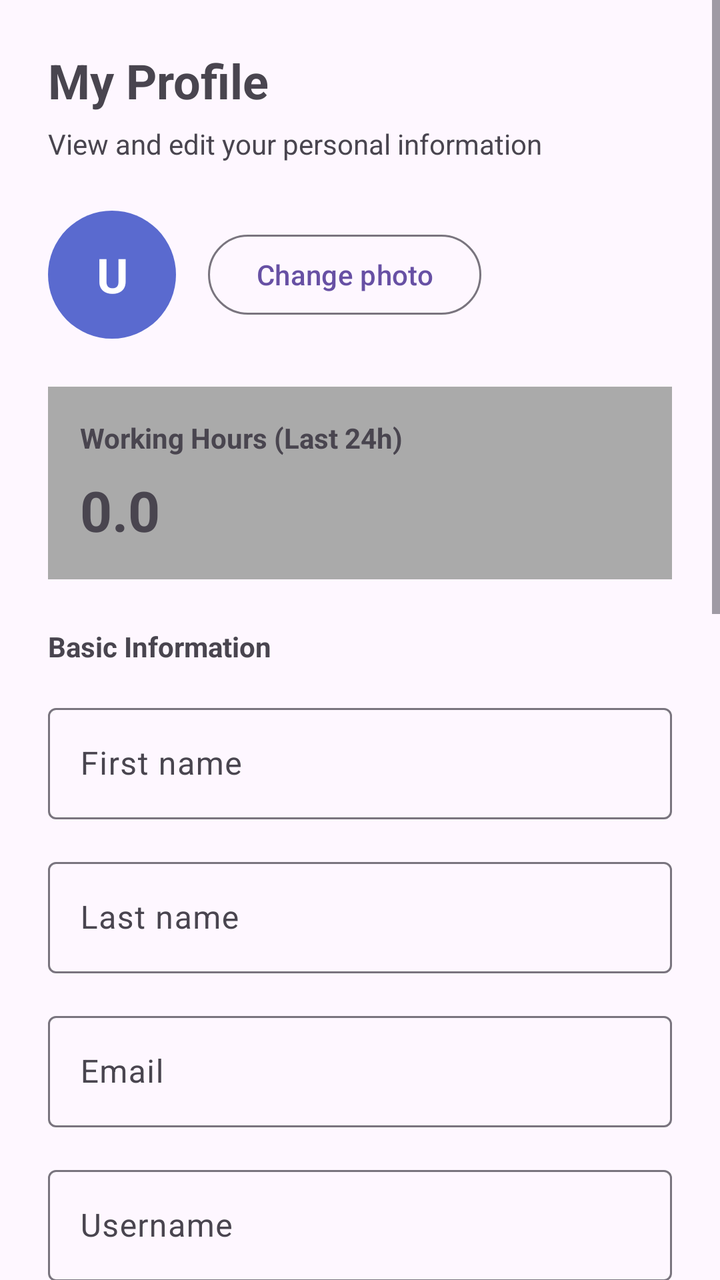
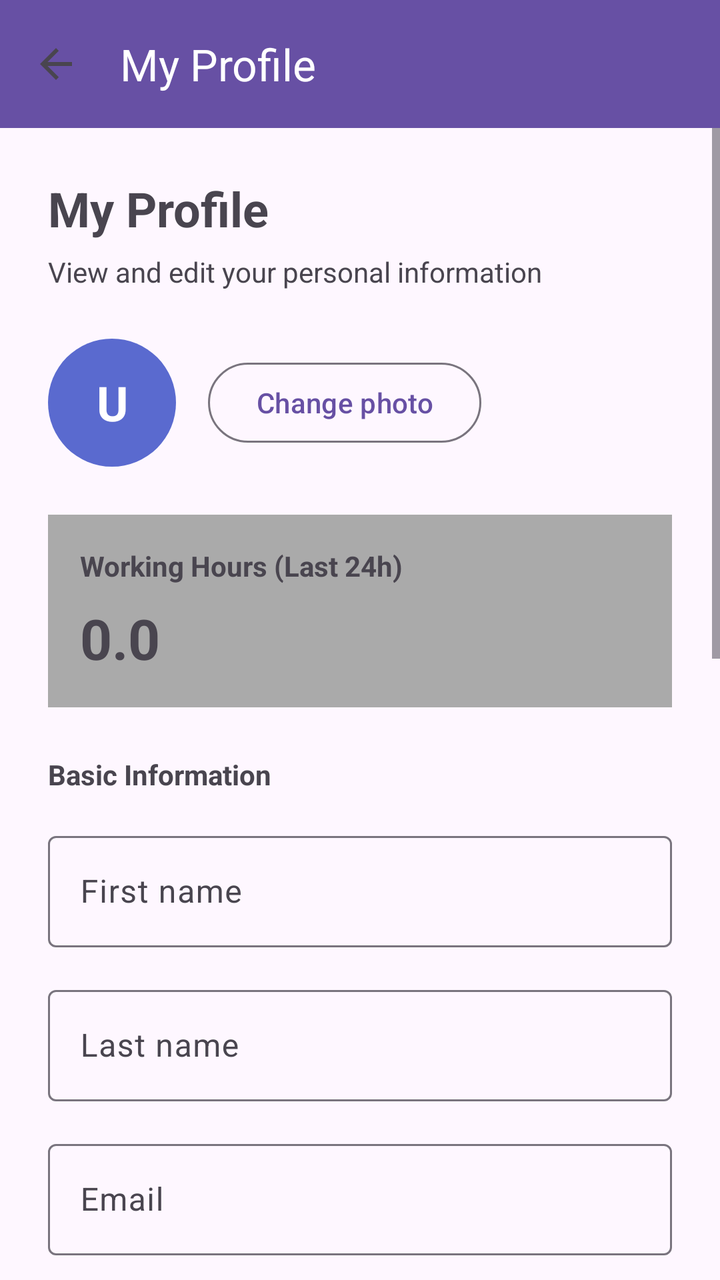

The first picture is an Android layout as it rendered before a commit; the second is the same layout after the commit. The layout source and the unified diff follow.
<!-- AndroidManifest.xml: application theme Theme.Driverr_Mobile -->
<!-- res/layout/activity_profile.xml -->
<?xml version="1.0" encoding="utf-8"?>
<ScrollView xmlns:android="http://schemas.android.com/apk/res/android"
    xmlns:app="http://schemas.android.com/apk/res-auto"
    android:layout_width="match_parent"
    android:layout_height="match_parent"
    android:fillViewport="true">

    <LinearLayout
        android:id="@+id/profile_root"
        android:layout_width="match_parent"
        android:layout_height="match_parent"
        android:orientation="vertical"
        android:padding="24dp">

        <TextView
            android:id="@+id/profile_title"
            android:layout_width="wrap_content"
            android:layout_height="wrap_content"
            android:text="My Profile"
            android:textSize="24sp"
            android:textStyle="bold"
            android:layout_marginBottom="6dp" />

        <TextView
            android:id="@+id/profile_subtitle"
            android:layout_width="wrap_content"
            android:layout_height="wrap_content"
            android:text="View and edit your personal information"
            android:textSize="14sp"
            android:layout_marginBottom="24dp" />

        <LinearLayout
            android:layout_width="match_parent"
            android:layout_height="wrap_content"
            android:orientation="horizontal"
            android:gravity="center_vertical"
            android:layout_marginBottom="24dp">

            <TextView
                android:id="@+id/profile_avatar_text"
                android:layout_width="64dp"
                android:layout_height="64dp"
                android:gravity="center"
                android:text="U"
                android:textStyle="bold"
                android:textSize="24sp"
                android:textColor="@android:color/white"
                android:background="@drawable/avatar_circle" />

            <com.google.android.material.button.MaterialButton
                android:layout_width="wrap_content"
                android:layout_height="wrap_content"
                android:layout_marginStart="16dp"
                android:text="Change photo"
                style="@style/Widget.Material3.Button.OutlinedButton" />
        </LinearLayout>

        <LinearLayout
            android:id="@+id/profile_working_hours_section"
            android:layout_width="match_parent"
            android:layout_height="wrap_content"
            android:orientation="vertical"
            android:padding="16dp"
            android:layout_marginBottom="24dp"
            android:background="@android:color/darker_gray">

            <TextView
                android:layout_width="wrap_content"
                android:layout_height="wrap_content"
                android:text="Working Hours (Last 24h)"
                android:textStyle="bold"
                android:layout_marginBottom="8dp" />

            <TextView
                android:id="@+id/profile_working_hours_value"
                android:layout_width="wrap_content"
                android:layout_height="wrap_content"
                android:text="0.0"
                android:textSize="28sp"
                android:textStyle="bold" />
        </LinearLayout>

        
        <LinearLayout
            android:id="@+id/profile_block_status_section"
            android:layout_width="match_parent"
            android:layout_height="wrap_content"
            android:orientation="vertical"
            android:padding="16dp"
            android:layout_marginBottom="24dp"
            android:background="#FFF3CD"
            android:visibility="gone">

            <TextView
                android:layout_width="wrap_content"
                android:layout_height="wrap_content"
                android:text="⚠️ Account Blocked"
                android:textStyle="bold"
                android:textSize="16sp"
                android:textColor="#856404"
                android:layout_marginBottom="8dp" />

            <TextView
                android:id="@+id/profile_block_note"
                android:layout_width="wrap_content"
                android:layout_height="wrap_content"
                android:text="Your account has been blocked. Please contact support."
                android:textColor="#856404" />
        </LinearLayout>

        <TextView
            android:layout_width="wrap_content"
            android:layout_height="wrap_content"
            android:text="Basic Information"
            android:textStyle="bold"
            android:layout_marginBottom="16dp" />

        <com.google.android.material.textfield.TextInputLayout
            android:layout_width="match_parent"
            android:layout_height="wrap_content"
            android:layout_marginBottom="16dp"
            android:hint="First name"
            style="@style/Widget.Material3.TextInputLayout.OutlinedBox">

            <com.google.android.material.textfield.TextInputEditText
                android:id="@+id/profile_first_name"
                android:layout_width="match_parent"
                android:layout_height="wrap_content"
                android:inputType="textPersonName" />
        </com.google.android.material.textfield.TextInputLayout>

        <com.google.android.material.textfield.TextInputLayout
            android:layout_width="match_parent"
            android:layout_height="wrap_content"
            android:layout_marginBottom="16dp"
            android:hint="Last name"
            style="@style/Widget.Material3.TextInputLayout.OutlinedBox">

            <com.google.android.material.textfield.TextInputEditText
                android:id="@+id/profile_last_name"
                android:layout_width="match_parent"
                android:layout_height="wrap_content"
                android:inputType="textPersonName" />
        </com.google.android.material.textfield.TextInputLayout>

        <com.google.android.material.textfield.TextInputLayout
            android:layout_width="match_parent"
            android:layout_height="wrap_content"
            android:layout_marginBottom="16dp"
            android:hint="Email"
            style="@style/Widget.Material3.TextInputLayout.OutlinedBox">

            <com.google.android.material.textfield.TextInputEditText
                android:id="@+id/profile_email"
                android:layout_width="match_parent"
                android:layout_height="wrap_content"
                android:inputType="textEmailAddress"
                android:enabled="false" />
        </com.google.android.material.textfield.TextInputLayout>

        <com.google.android.material.textfield.TextInputLayout
            android:layout_width="match_parent"
            android:layout_height="wrap_content"
            android:layout_marginBottom="16dp"
            android:hint="Username"
            style="@style/Widget.Material3.TextInputLayout.OutlinedBox">

            <com.google.android.material.textfield.TextInputEditText
                android:id="@+id/profile_username"
                android:layout_width="match_parent"
                android:layout_height="wrap_content"
                android:inputType="text"
                android:enabled="false" />
        </com.google.android.material.textfield.TextInputLayout>

        <com.google.android.material.textfield.TextInputLayout
            android:layout_width="match_parent"
            android:layout_height="wrap_content"
            android:layout_marginBottom="16dp"
            android:hint="Phone number"
            style="@style/Widget.Material3.TextInputLayout.OutlinedBox">

            <com.google.android.material.textfield.TextInputEditText
                android:id="@+id/profile_phone"
                android:layout_width="match_parent"
                android:layout_height="wrap_content"
                android:inputType="phone" />
        </com.google.android.material.textfield.TextInputLayout>

        <com.google.android.material.textfield.TextInputLayout
            android:layout_width="match_parent"
            android:layout_height="wrap_content"
            android:layout_marginBottom="16dp"
            android:hint="Gender"
            style="@style/Widget.Material3.TextInputLayout.OutlinedBox.ExposedDropdownMenu">

            <com.google.android.material.textfield.MaterialAutoCompleteTextView
                android:id="@+id/profile_gender"
                android:layout_width="match_parent"
                android:layout_height="wrap_content"
                android:inputType="none"
                android:entries="@array/gender_options" />
        </com.google.android.material.textfield.TextInputLayout>

        <com.google.android.material.textfield.TextInputLayout
            android:layout_width="match_parent"
            android:layout_height="wrap_content"
            android:layout_marginBottom="24dp"
            android:hint="Profile picture URL"
            style="@style/Widget.Material3.TextInputLayout.OutlinedBox">

            <com.google.android.material.textfield.TextInputEditText
                android:id="@+id/profile_picture_url"
                android:layout_width="match_parent"
                android:layout_height="wrap_content"
                android:inputType="textUri" />
        </com.google.android.material.textfield.TextInputLayout>

        <LinearLayout
            android:layout_width="match_parent"
            android:layout_height="wrap_content"
            android:orientation="horizontal"
            android:layout_marginBottom="24dp">

            <com.google.android.material.button.MaterialButton
                android:id="@+id/profile_save_button"
                android:layout_width="0dp"
                android:layout_height="wrap_content"
                android:layout_weight="1"
                android:text="Save changes" />

            <com.google.android.material.button.MaterialButton
                android:id="@+id/profile_reset_button"
                android:layout_width="0dp"
                android:layout_height="wrap_content"
                android:layout_weight="1"
                android:layout_marginStart="12dp"
                android:text="Reset"
                style="@style/Widget.Material3.Button.OutlinedButton" />
        </LinearLayout>

        <com.google.android.material.button.MaterialButton
            android:id="@+id/profile_toggle_password_button"
            android:layout_width="match_parent"
            android:layout_height="wrap_content"
            android:text="Change password"
            style="@style/Widget.Material3.Button.OutlinedButton" />

        <LinearLayout
            android:id="@+id/profile_password_section"
            android:layout_width="match_parent"
            android:layout_height="wrap_content"
            android:orientation="vertical"
            android:layout_marginTop="16dp">

            <com.google.android.material.textfield.TextInputLayout
                android:layout_width="match_parent"
                android:layout_height="wrap_content"
                android:layout_marginBottom="16dp"
                android:hint="Current password"
                style="@style/Widget.Material3.TextInputLayout.OutlinedBox">

                <com.google.android.material.textfield.TextInputEditText
                    android:id="@+id/profile_old_password"
                    android:layout_width="match_parent"
                    android:layout_height="wrap_content"
                    android:inputType="textPassword" />
            </com.google.android.material.textfield.TextInputLayout>

            <com.google.android.material.textfield.TextInputLayout
                android:layout_width="match_parent"
                android:layout_height="wrap_content"
                android:layout_marginBottom="16dp"
                android:hint="New password"
                style="@style/Widget.Material3.TextInputLayout.OutlinedBox">

                <com.google.android.material.textfield.TextInputEditText
                    android:id="@+id/profile_new_password"
                    android:layout_width="match_parent"
                    android:layout_height="wrap_content"
                    android:inputType="textPassword" />
            </com.google.android.material.textfield.TextInputLayout>

            <com.google.android.material.textfield.TextInputLayout
                android:layout_width="match_parent"
                android:layout_height="wrap_content"
                android:layout_marginBottom="16dp"
                android:hint="Confirm new password"
                style="@style/Widget.Material3.TextInputLayout.OutlinedBox">

                <com.google.android.material.textfield.TextInputEditText
                    android:id="@+id/profile_confirm_password"
                    android:layout_width="match_parent"
                    android:layout_height="wrap_content"
                    android:inputType="textPassword" />
            </com.google.android.material.textfield.TextInputLayout>

            <com.google.android.material.button.MaterialButton
                android:id="@+id/profile_update_password_button"
                android:layout_width="match_parent"
                android:layout_height="wrap_content"
                android:text="Update password" />
        </LinearLayout>

    </LinearLayout>
</ScrollView>
<!-- resources referenced by this layout -->
<resources>
  <string-array name="gender_options">
          <item>MALE</item>
          <item>FEMALE</item>
          <item>NON_BINARY</item>
          <item>OTHER</item>
      </string-array>
  <!-- drawable avatar_circle (drawable) -->
  <?xml version="1.0" encoding="utf-8"?>
  <shape xmlns:android="http://schemas.android.com/apk/res/android"
      android:shape="oval">
      <solid android:color="#5A6ACF" />
  </shape>
  <style name="Theme.Driverr_Mobile" parent="Base.Theme.Driverr_Mobile" />
  <style name="Base.Theme.Driverr_Mobile" parent="Theme.Material3.DayNight.NoActionBar">
          
          
      </style>
</resources>

<!-- the commit's change to res/layout/activity_profile.xml (unified diff, before → after) -->
@@ -1,6 +1,20 @@
 <?xml version="1.0" encoding="utf-8"?>
-<ScrollView xmlns:android="http://schemas.android.com/apk/res/android"
+<LinearLayout xmlns:android="http://schemas.android.com/apk/res/android"
     xmlns:app="http://schemas.android.com/apk/res-auto"
+    android:layout_width="match_parent"
+    android:layout_height="match_parent"
+    android:orientation="vertical">
+
+    <com.google.android.material.appbar.MaterialToolbar
+        android:id="@+id/toolbar"
+        android:layout_width="match_parent"
+        android:layout_height="?attr/actionBarSize"
+        android:background="?attr/colorPrimary"
+        app:title="My Profile"
+        app:titleTextColor="@android:color/white"
+        app:navigationIcon="?attr/homeAsUpIndicator" />
+
+<ScrollView
     android:layout_width="match_parent"
     android:layout_height="match_parent"
     android:fillViewport="true">
@@ -202,20 +216,6 @@
                 android:entries="@array/gender_options" />
         </com.google.android.material.textfield.TextInputLayout>
 
-        <com.google.android.material.textfield.TextInputLayout
-            android:layout_width="match_parent"
-            android:layout_height="wrap_content"
-            android:layout_marginBottom="24dp"
-            android:hint="Profile picture URL"
-            style="@style/Widget.Material3.TextInputLayout.OutlinedBox">
-
-            <com.google.android.material.textfield.TextInputEditText
-                android:id="@+id/profile_picture_url"
-                android:layout_width="match_parent"
-                android:layout_height="wrap_content"
-                android:inputType="textUri" />
-        </com.google.android.material.textfield.TextInputLayout>
-
         <LinearLayout
             android:layout_width="match_parent"
             android:layout_height="wrap_content"
@@ -304,3 +304,4 @@
 
     </LinearLayout>
 </ScrollView>
+</LinearLayout>
